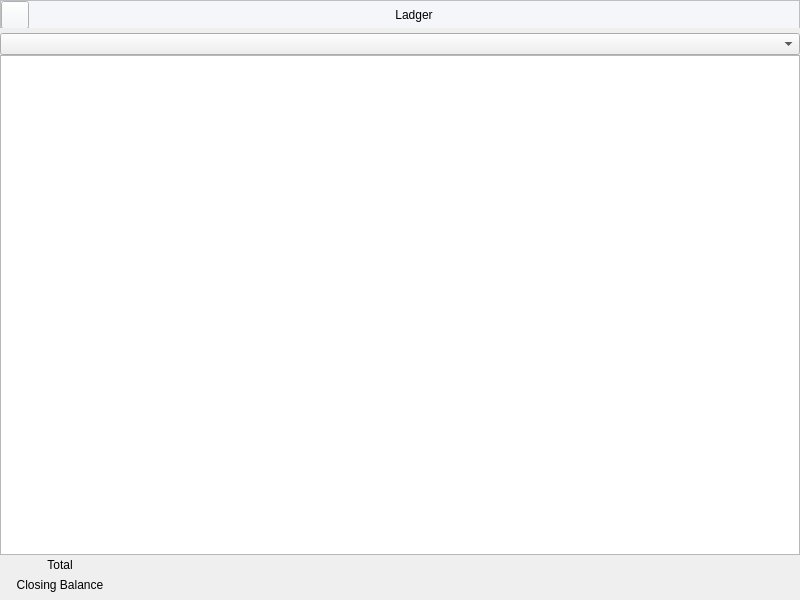
Above: Resources/Ui/LedgerBalance.ui from Darshitjivani/MBAS before the change. Below: the same form after it.
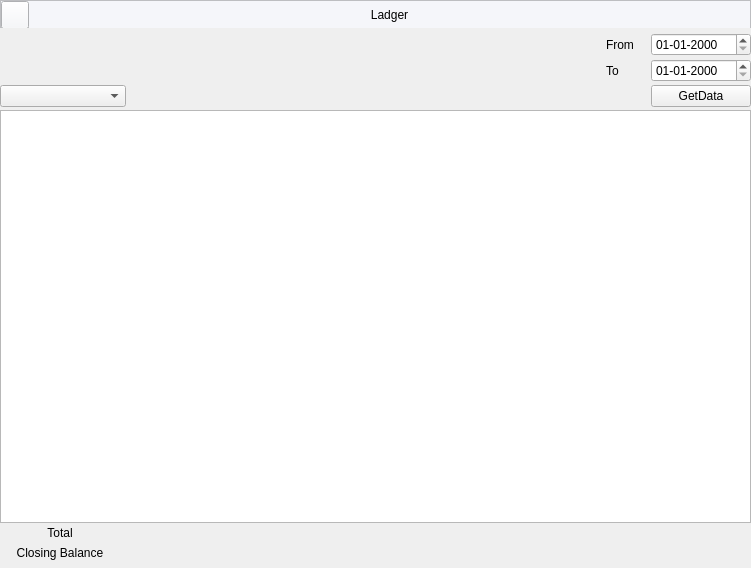
That is the form after the change. Icons and pictures are not drawn.

Commit message: 05/10/23 changes in ui and daybook, Trial balance

What changed in the file:
```diff
--- a/Resources/Ui/LedgerBalance.ui
+++ b/Resources/Ui/LedgerBalance.ui
@@ -6,8 +6,8 @@
    <rect>
     <x>0</x>
     <y>0</y>
-    <width>800</width>
-    <height>600</height>
+    <width>751</width>
+    <height>568</height>
    </rect>
   </property>
   <property name="windowTitle">
@@ -150,14 +150,189 @@
        <property name="spacing">
         <number>0</number>
        </property>
-       <item row="3" column="5">
-        <widget class="QLabel" name="lbClosingBalanceDebitUSD">
+       <item row="7" column="6">
+        <widget class="Line" name="line_2">
+         <property name="sizePolicy">
+          <sizepolicy hsizetype="Fixed" vsizetype="Fixed">
+           <horstretch>0</horstretch>
+           <verstretch>0</verstretch>
+          </sizepolicy>
+         </property>
+         <property name="minimumSize">
+          <size>
+           <width>110</width>
+           <height>0</height>
+          </size>
+         </property>
+         <property name="styleSheet">
+          <string notr="true">background-color: transparent;</string>
+         </property>
+         <property name="orientation">
+          <enum>Qt::Horizontal</enum>
+         </property>
+        </widget>
+       </item>
+       <item row="4" column="9">
+        <widget class="QPushButton" name="pbGetData">
          <property name="text">
+          <string>GetData</string>
+         </property>
+        </widget>
+       </item>
+       <item row="7" column="8">
+        <widget class="Line" name="line_4">
+         <property name="sizePolicy">
+          <sizepolicy hsizetype="Fixed" vsizetype="Fixed">
+           <horstretch>0</horstretch>
+           <verstretch>0</verstretch>
+          </sizepolicy>
+         </property>
+         <property name="minimumSize">
+          <size>
+           <width>45</width>
+           <height>0</height>
+          </size>
+         </property>
+         <property name="maximumSize">
+          <size>
+           <width>16777215</width>
+           <height>16777215</height>
+          </size>
+         </property>
+         <property name="styleSheet">
+          <string notr="true">background-color: transparent;</string>
+         </property>
+         <property name="orientation">
+          <enum>Qt::Horizontal</enum>
+         </property>
+        </widget>
+       </item>
+       <item row="1" column="9">
+        <widget class="Line" name="line_5">
+         <property name="minimumSize">
+          <size>
+           <width>0</width>
+           <height>3</height>
+          </size>
+         </property>
+         <property name="styleSheet">
+          <string notr="true">background-color: transparent;</string>
+         </property>
+         <property name="orientation">
+          <enum>Qt::Vertical</enum>
+         </property>
+        </widget>
+       </item>
+       <item row="7" column="5">
+        <widget class="QLabel" name="lbtotalCreditINR">
+         <property name="text">
           <string/>
          </property>
         </widget>
        </item>
-       <item row="2" column="0">
+       <item row="7" column="7">
+        <widget class="QLabel" name="lbtotalDebitUSD">
+         <property name="sizePolicy">
+          <sizepolicy hsizetype="Fixed" vsizetype="Fixed">
+           <horstretch>0</horstretch>
+           <verstretch>0</verstretch>
+          </sizepolicy>
+         </property>
+         <property name="minimumSize">
+          <size>
+           <width>100</width>
+           <height>20</height>
+          </size>
+         </property>
+         <property name="maximumSize">
+          <size>
+           <width>100</width>
+           <height>16777215</height>
+          </size>
+         </property>
+         <property name="text">
+          <string/>
+         </property>
+        </widget>
+       </item>
+       <item row="7" column="4">
+        <widget class="Line" name="line_3">
+         <property name="sizePolicy">
+          <sizepolicy hsizetype="Fixed" vsizetype="Fixed">
+           <horstretch>0</horstretch>
+           <verstretch>0</verstretch>
+          </sizepolicy>
+         </property>
+         <property name="minimumSize">
+          <size>
+           <width>65</width>
+           <height>0</height>
+          </size>
+         </property>
+         <property name="maximumSize">
+          <size>
+           <width>16777215</width>
+           <height>16777215</height>
+          </size>
+         </property>
+         <property name="styleSheet">
+          <string notr="true">background-color: transparent;</string>
+         </property>
+         <property name="orientation">
+          <enum>Qt::Horizontal</enum>
+         </property>
+        </widget>
+       </item>
+       <item row="0" column="8">
+        <widget class="QLabel" name="label_3">
+         <property name="text">
+          <string>From</string>
+         </property>
+        </widget>
+       </item>
+       <item row="2" column="8">
+        <widget class="QLabel" name="label2">
+         <property name="text">
+          <string>To</string>
+         </property>
+        </widget>
+       </item>
+       <item row="0" column="9">
+        <widget class="QDateEdit" name="deFrom">
+         <property name="minimumSize">
+          <size>
+           <width>0</width>
+           <height>20</height>
+          </size>
+         </property>
+         <property name="maximumSize">
+          <size>
+           <width>16777215</width>
+           <height>16777215</height>
+          </size>
+         </property>
+         <property name="displayFormat">
+          <string>dd-MM-yyyy</string>
+         </property>
+        </widget>
+       </item>
+       <item row="7" column="1">
+        <widget class="Line" name="line">
+         <property name="minimumSize">
+          <size>
+           <width>0</width>
+           <height>0</height>
+          </size>
+         </property>
+         <property name="styleSheet">
+          <string notr="true">background-color:transparent;</string>
+         </property>
+         <property name="orientation">
+          <enum>Qt::Horizontal</enum>
+         </property>
+        </widget>
+       </item>
+       <item row="7" column="0">
         <widget class="QLabel" name="label_2">
          <property name="text">
           <string>Total</string>
@@ -167,35 +342,7 @@
          </property>
         </widget>
        </item>
-       <item row="2" column="5">
-        <widget class="QLabel" name="lbtotalDebitUSD">
-         <property name="sizePolicy">
-          <sizepolicy hsizetype="Fixed" vsizetype="Fixed">
-           <horstretch>0</horstretch>
-           <verstretch>0</verstretch>
-          </sizepolicy>
-         </property>
-         <property name="minimumSize">
-          <size>
-           <width>100</width>
-           <height>20</height>
-          </size>
-         </property>
-         <property name="maximumSize">
-          <size>
-           <width>100</width>
-           <height>16777215</height>
-          </size>
-         </property>
-         <property name="text">
-          <string/>
-         </property>
-        </widget>
-       </item>
-       <item row="0" column="0" colspan="7">
-        <widget class="QComboBox" name="cbAccount"/>
-       </item>
-       <item row="3" column="6">
+       <item row="8" column="9">
         <widget class="QLabel" name="lbClosingBalanceCreditUSD">
          <property name="sizePolicy">
           <sizepolicy hsizetype="Fixed" vsizetype="Fixed">
@@ -214,7 +361,7 @@
          </property>
         </widget>
        </item>
-       <item row="3" column="0">
+       <item row="8" column="0">
         <widget class="QLabel" name="label">
          <property name="sizePolicy">
           <sizepolicy hsizetype="Fixed" vsizetype="Fixed">
@@ -242,47 +389,50 @@
          </property>
         </widget>
        </item>
-       <item row="1" column="0" colspan="7">
-        <widget class="QTableView" name="tableView"/>
-       </item>
-       <item row="2" column="6">
+       <item row="7" column="9">
         <widget class="QLabel" name="lbtotalCreditUSD">
          <property name="text">
           <string/>
          </property>
         </widget>
        </item>
-       <item row="2" column="1">
-        <widget class="Line" name="line">
+       <item row="8" column="7">
+        <widget class="QLabel" name="lbClosingBalanceDebitUSD">
+         <property name="text">
+          <string/>
+         </property>
+        </widget>
+       </item>
+       <item row="6" column="0" colspan="10">
+        <widget class="QTableView" name="tableView"/>
+       </item>
+       <item row="8" column="3">
+        <widget class="QLabel" name="lbClosingBalanceDebitINR">
          <property name="minimumSize">
           <size>
-           <width>0</width>
-           <height>0</height>
+           <width>100</width>
+           <height>20</height>
           </size>
          </property>
-         <property name="styleSheet">
-          <string notr="true">background-color:transparent;</string>
+         <property name="maximumSize">
+          <size>
+           <width>100</width>
+           <height>20</height>
+          </size>
          </property>
-         <property name="orientation">
-          <enum>Qt::Horizontal</enum>
-         </property>
-        </widget>
-       </item>
-       <item row="2" column="4">
-        <widget class="QLabel" name="lbtotalCreditINR">
          <property name="text">
           <string/>
          </property>
         </widget>
        </item>
-       <item row="2" column="3">
+       <item row="7" column="3">
         <widget class="QLabel" name="lbtotalDebitINR">
          <property name="text">
           <string/>
          </property>
         </widget>
        </item>
-       <item row="3" column="4">
+       <item row="8" column="5">
         <widget class="QLabel" name="lbClosingBalanceCreditINR">
          <property name="sizePolicy">
           <sizepolicy hsizetype="Fixed" vsizetype="Fixed">
@@ -307,25 +457,45 @@
          </property>
         </widget>
        </item>
-       <item row="3" column="3">
-        <widget class="QLabel" name="lbClosingBalanceDebitINR">
+       <item row="2" column="9">
+        <widget class="QDateEdit" name="deTo">
+         <property name="displayFormat">
+          <string>dd-MM-yyyy</string>
+         </property>
+        </widget>
+       </item>
+       <item row="3" column="9">
+        <widget class="Line" name="line_6">
          <property name="minimumSize">
           <size>
-           <width>100</width>
-           <height>20</height>
+           <width>0</width>
+           <height>3</height>
           </size>
          </property>
-         <property name="maximumSize">
+         <property name="styleSheet">
+          <string notr="true">background-color: transparent;</string>
+         </property>
+         <property name="orientation">
+          <enum>Qt::Vertical</enum>
+         </property>
+        </widget>
+       </item>
+       <item row="5" column="9">
+        <widget class="Line" name="line_7">
+         <property name="minimumSize">
           <size>
-           <width>100</width>
-           <height>20</height>
+           <width>0</width>
+           <height>3</height>
           </size>
          </property>
-         <property name="text">
-          <string/>
+         <property name="styleSheet">
+          <string notr="true">background-color: transparent;</string>
          </property>
         </widget>
        </item>
+       <item row="4" column="0" colspan="2">
+        <widget class="QComboBox" name="cbAccount"/>
+       </item>
       </layout>
      </widget>
     </item>
```
Left out of the diff: 3 changed lines with no effect on the pictures. The commit also changes 24 other files.
